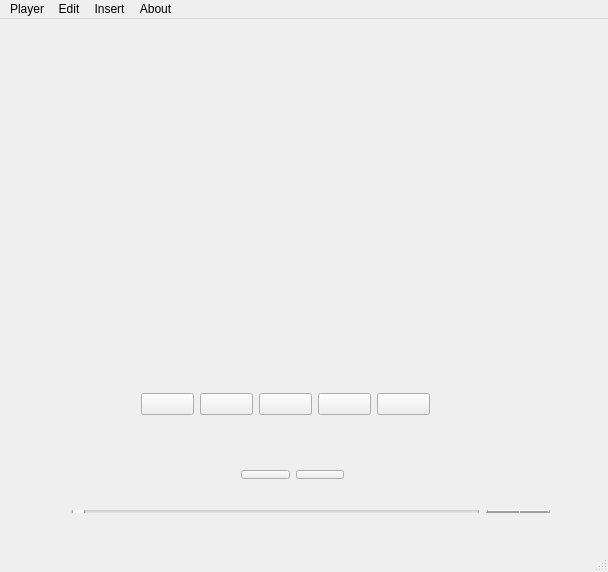
Above: player.ui from herbertc/Player before the change. Below: the same form after it.
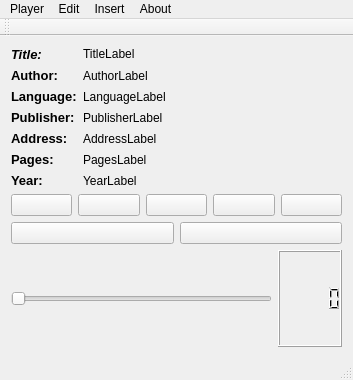
That is the form after the change. Icons and pictures are not drawn.

Commit message: O player toca o arquivo carregado. O botão playOrPause funciona corretamente.

Diff of the .ui file:
```diff
--- a/player.ui
+++ b/player.ui
@@ -6,23 +6,121 @@
    <rect>
     <x>0</x>
     <y>0</y>
-    <width>608</width>
-    <height>572</height>
+    <width>353</width>
+    <height>380</height>
    </rect>
   </property>
   <property name="windowTitle">
    <string>Player</string>
   </property>
   <widget class="QWidget" name="centralWidget">
-   <widget class="QWidget" name="horizontalLayoutWidget">
-    <property name="geometry">
-     <rect>
-      <x>130</x>
-      <y>340</y>
-      <width>311</width>
-      <height>91</height>
-     </rect>
-    </property>
+   <layout class="QVBoxLayout" name="verticalLayout">
+    <item>
+     <layout class="QFormLayout" name="formLayout">
+      <item row="0" column="0">
+       <widget class="QLabel" name="staticTitleLabel">
+        <property name="text">
+         <string>&lt;html&gt;&lt;head/&gt;&lt;body&gt;&lt;p&gt;&lt;span style=&quot; font-size:10pt; font-weight:600; font-style:italic;&quot;&gt;Title:&lt;/span&gt;&lt;/p&gt;&lt;/body&gt;&lt;/html&gt;</string>
+        </property>
+        <property name="alignment">
+         <set>Qt::AlignLeading|Qt::AlignLeft|Qt::AlignVCenter</set>
+        </property>
+       </widget>
+      </item>
+      <item row="0" column="1">
+       <widget class="QLabel" name="titleLabel">
+        <property name="text">
+         <string>&lt;html&gt;&lt;head/&gt;&lt;body&gt;&lt;p&gt;TitleLabel&lt;/p&gt;&lt;/body&gt;&lt;/html&gt;</string>
+        </property>
+       </widget>
+      </item>
+      <item row="1" column="0">
+       <widget class="QLabel" name="staticAutorLabel">
+        <property name="text">
+         <string>&lt;html&gt;&lt;head/&gt;&lt;body&gt;&lt;p&gt;&lt;span style=&quot; font-size:10pt; font-weight:600;&quot;&gt;Author:&lt;/span&gt;&lt;/p&gt;&lt;/body&gt;&lt;/html&gt;</string>
+        </property>
+       </widget>
+      </item>
+      <item row="1" column="1">
+       <widget class="QLabel" name="authorLabel">
+        <property name="text">
+         <string>AuthorLabel</string>
+        </property>
+       </widget>
+      </item>
+      <item row="2" column="0">
+       <widget class="QLabel" name="staticLanguageLabel">
+        <property name="text">
+         <string>&lt;html&gt;&lt;head/&gt;&lt;body&gt;&lt;p&gt;&lt;span style=&quot; font-size:10pt; font-weight:600;&quot;&gt;Language:&lt;/span&gt;&lt;/p&gt;&lt;/body&gt;&lt;/html&gt;</string>
+        </property>
+       </widget>
+      </item>
+      <item row="2" column="1">
+       <widget class="QLabel" name="languageLabel">
+        <property name="text">
+         <string>LanguageLabel</string>
+        </property>
+       </widget>
+      </item>
+      <item row="3" column="0">
+       <widget class="QLabel" name="staticPublisherLabel">
+        <property name="text">
+         <string>&lt;html&gt;&lt;head/&gt;&lt;body&gt;&lt;p&gt;&lt;span style=&quot; font-size:10pt; font-weight:600;&quot;&gt;Publisher:&lt;/span&gt;&lt;/p&gt;&lt;/body&gt;&lt;/html&gt;</string>
+        </property>
+       </widget>
+      </item>
+      <item row="3" column="1">
+       <widget class="QLabel" name="publisherLabel">
+        <property name="text">
+         <string>PublisherLabel</string>
+        </property>
+       </widget>
+      </item>
+      <item row="4" column="0">
+       <widget class="QLabel" name="staticAddressLabel">
+        <property name="text">
+         <string>&lt;html&gt;&lt;head/&gt;&lt;body&gt;&lt;p&gt;&lt;span style=&quot; font-size:10pt; font-weight:600;&quot;&gt;Address:&lt;/span&gt;&lt;/p&gt;&lt;/body&gt;&lt;/html&gt;</string>
+        </property>
+       </widget>
+      </item>
+      <item row="4" column="1">
+       <widget class="QLabel" name="addressLabel">
+        <property name="text">
+         <string>AddressLabel</string>
+        </property>
+       </widget>
+      </item>
+      <item row="5" column="0">
+       <widget class="QLabel" name="staticPagesLabel">
+        <property name="text">
+         <string>&lt;html&gt;&lt;head/&gt;&lt;body&gt;&lt;p&gt;&lt;span style=&quot; font-size:10pt; font-weight:600;&quot;&gt;Pages:&lt;/span&gt;&lt;/p&gt;&lt;/body&gt;&lt;/html&gt;</string>
+        </property>
+       </widget>
+      </item>
+      <item row="5" column="1">
+       <widget class="QLabel" name="pagesLabel">
+        <property name="text">
+         <string>PagesLabel</string>
+        </property>
+       </widget>
+      </item>
+      <item row="6" column="0">
+       <widget class="QLabel" name="staticYearLabel">
+        <property name="text">
+         <string>&lt;html&gt;&lt;head/&gt;&lt;body&gt;&lt;p&gt;&lt;span style=&quot; font-size:10pt; font-weight:600;&quot;&gt;Year:&lt;/span&gt;&lt;/p&gt;&lt;/body&gt;&lt;/html&gt;</string>
+        </property>
+       </widget>
+      </item>
+      <item row="6" column="1">
+       <widget class="QLabel" name="yearLabel">
+        <property name="text">
+         <string>YearLabel</string>
+        </property>
+       </widget>
+      </item>
+     </layout>
+    </item>
+    <item>
     <layout class="QHBoxLayout" name="horizontalLayout">
      <item>
       <widget class="QPushButton" name="pushButton_7">
@@ -110,16 +208,8 @@
       </widget>
      </item>
     </layout>
-   </widget>
-   <widget class="QWidget" name="horizontalLayoutWidget_2">
-    <property name="geometry">
-     <rect>
-      <x>230</x>
-      <y>440</y>
-      <width>125</width>
-      <height>31</height>
-     </rect>
-    </property>
+    </item>
+    <item>
     <layout class="QHBoxLayout" name="horizontalLayout_2">
      <item>
       <widget class="QPushButton" name="pushButton_2">
@@ -144,16 +234,8 @@
       </widget>
      </item>
     </layout>
-   </widget>
-   <widget class="QWidget" name="horizontalLayoutWidget_3">
-    <property name="geometry">
-     <rect>
-      <x>60</x>
-      <y>480</y>
-      <width>501</width>
-      <height>25</height>
-     </rect>
-    </property>
+    </item>
+    <item>
     <layout class="QHBoxLayout" name="horizontalLayout_3">
      <item>
       <widget class="QSlider" name="horizontalSlider">
@@ -166,14 +248,15 @@
       <widget class="QLCDNumber" name="lcdNumber"/>
      </item>
     </layout>
-   </widget>
+    </item>
+   </layout>
   </widget>
   <widget class="QMenuBar" name="menuBar">
    <property name="geometry">
     <rect>
      <x>0</x>
      <y>0</y>
-     <width>608</width>
+     <width>353</width>
      <height>20</height>
     </rect>
    </property>
@@ -211,6 +294,17 @@
    <addaction name="menuAbout"/>
   </widget>
   <widget class="QStatusBar" name="statusBar"/>
+  <widget class="QToolBar" name="toolBar">
+   <property name="windowTitle">
+    <string>toolBar</string>
+   </property>
+   <attribute name="toolBarArea">
+    <enum>TopToolBarArea</enum>
+   </attribute>
+   <attribute name="toolBarBreak">
+    <bool>false</bool>
+   </attribute>
+  </widget>
   <action name="actionOpen">
    <property name="text">
     <string>Open</string>
```
Left out of the diff: 14 changed lines with no effect on the pictures. Lines whose indentation alone changed are shown as unchanged. The commit also changes 33 other files.
